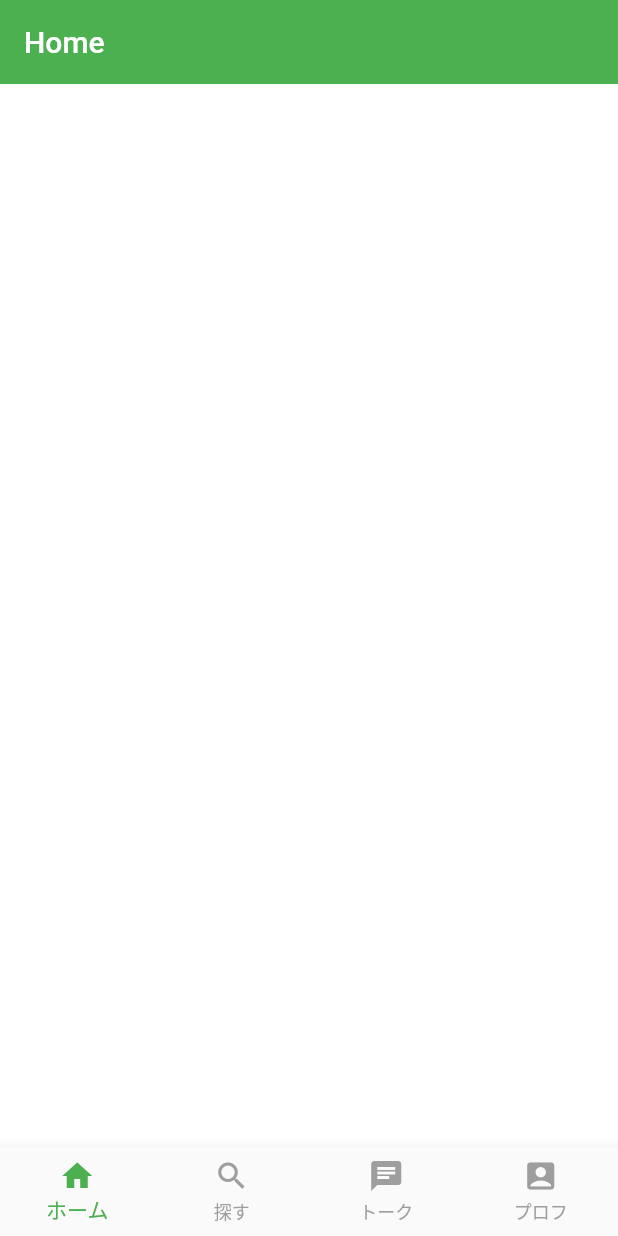
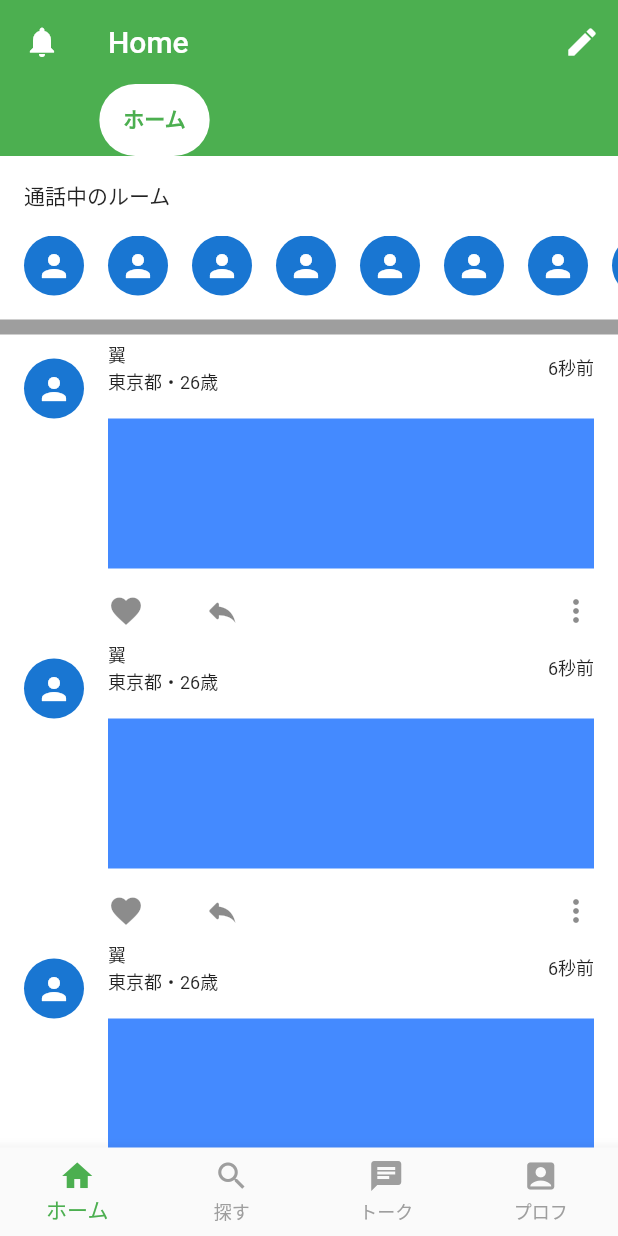
Before and after one commit to tttuuu1234/chat_sample, a Flutter app: the screen it shows after launch, on a phone screen of 412 x 824 dp. Run offline on Flutter 3.47's test engine with Material 2 defaults, Android fonts, the phone set to English and light mode, and no system bars; our stand-ins replace dotted_border, flutter_riverpod, freezed_annotation.

Commit message:
ホームタブのモック作成

```diff
--- a/lib/ui/components/basic_layout.dart
+++ b/lib/ui/components/basic_layout.dart
@@ -6,13 +6,17 @@ class BasicLayout extends StatelessWidget {
     required this.title,
     required this.body,
     this.isShowAppBar = true,
+    this.leading,
     this.actions,
+    this.bottom,
   }) : super(key: key);
 
   final String title;
   final List<Widget>? actions;
   final Widget body;
   final bool isShowAppBar;
+  final Widget? leading;
+  final PreferredSizeWidget? bottom;
 
   @override
   Widget build(BuildContext context) {
@@ -21,6 +25,8 @@ class BasicLayout extends StatelessWidget {
           ? AppBar(
               title: Text(title),
               actions: actions,
+              leading: leading,
+              bottom: bottom,
             )
           : null,
       body: SafeArea(child: body),
--- a/lib/ui/pages/home/page.dart
+++ b/lib/ui/pages/home/page.dart
@@ -1,5 +1,8 @@
 import 'package:chat_sample/generated/l10n.dart';
 import 'package:chat_sample/ui/components/basic_layout.dart';
+import 'package:chat_sample/ui/styles/color.dart';
+import 'package:chat_sample/ui/styles/margin.dart';
+import 'package:chat_sample/ui/styles/padding.dart';
 
 import '../../../importer.dart';
 
@@ -8,9 +11,154 @@ class HomePage extends ConsumerWidget {
 
   @override
   Widget build(BuildContext context, WidgetRef ref) {
-    return BasicLayout(
-      title: S.of(context).homeTitle,
-      body: Column(),
+    return DefaultTabController(
+      length: 2,
+      child: BasicLayout(
+        title: S.of(context).homeTitle,
+        actions: [
+          IconButton(
+            onPressed: () {},
+            icon: const Icon(Icons.edit),
+          ),
+        ],
+        leading: IconButton(
+          onPressed: () {},
+          icon: const Icon(Icons.notifications),
+        ),
+        bottom: TabBar(
+          tabs: [
+            Tab(
+              icon: Padding(
+                padding: AppPadding.smallHorizontal,
+                child: const Text(
+                  'ホーム',
+                  style: TextStyle(color: Colors.green),
+                ),
+              ),
+            ),
+            Tab(
+              icon: Padding(
+                padding: AppPadding.smallHorizontal,
+                child: const Text(
+                  'フォロー中',
+                  style: TextStyle(color: Colors.green),
+                ),
+              ),
+            ),
+          ],
+          labelStyle: const TextStyle(fontWeight: FontWeight.bold),
+          indicatorColor: Colors.transparent,
+          indicator: BoxDecoration(
+            color: Colors.white,
+            borderRadius: BorderRadius.circular(24),
+          ),
+          indicatorSize: TabBarIndicatorSize.label,
+        ),
+        body: TabBarView(
+          children: [
+            Scrollbar(
+              child: SingleChildScrollView(
+                child: Padding(
+                  padding: AppPadding.smallVertical,
+                  child: Column(
+                    children: [
+                      Column(
+                        crossAxisAlignment: CrossAxisAlignment.start,
+                        children: [
+                          Container(
+                            margin: const EdgeInsets.only(left: 16),
+                            child: const Text('通話中のルーム'),
+                          ),
+                          AppVerticalMargin.small,
+                          SingleChildScrollView(
+                            scrollDirection: Axis.horizontal,
+                            child: Row(
+                              children: List.generate(
+                                20,
+                                (index) => Container(
+                                  margin: const EdgeInsets.only(left: 16),
+                                  child: const CircleAvatar(
+                                    child: Icon(Icons.person),
+                                  ),
+                                ),
+                              ),
+                            ),
+                          ),
+                          AppVerticalMargin.small,
+                        ],
+                      ),
+                      Container(
+                        width: double.infinity,
+                        height: 10,
+                        color: AppColor.grey,
+                      ),
+                      Column(
+                        children: List.generate(
+                          20,
+                          (index) => ListTile(
+                            title: Row(
+                              mainAxisAlignment: MainAxisAlignment.spaceBetween,
+                              children: [
+                                Column(
+                                  crossAxisAlignment: CrossAxisAlignment.start,
+                                  children: const [
+                                    Text(
+                                      '翼',
+                                      style: TextStyle(fontSize: 12),
+                                    ),
+                                    Text(
+                                      '東京都・26歳',
+                                      style: TextStyle(fontSize: 12),
+                                    ),
+                                  ],
+                                ),
+                                const Text(
+                                  '6秒前',
+                                  style: TextStyle(fontSize: 12),
+                                ),
+                              ],
+                            ),
+                            leading: const CircleAvatar(
+                              child: Icon(Icons.person),
+                            ),
+                            subtitle: Column(
+                              children: [
+                                Container(
+                                  height: 100,
+                                  margin: const EdgeInsets.only(top: 16),
+                                  color: Colors.blueAccent,
+                                ),
+                                AppVerticalMargin.small,
+                                Row(
+                                  mainAxisAlignment:
+                                      MainAxisAlignment.spaceBetween,
+                                  children: [
+                                    Row(
+                                      children: [
+                                        Icon(Icons.favorite),
+                                        AppHorizontalMargin.xLarge,
+                                        Icon(Icons.reply_rounded)
+                                      ],
+                                    ),
+                                    Icon(Icons.more_vert_sharp),
+                                  ],
+                                )
+                              ],
+                            ),
+                          ),
+                        ),
+                      ),
+                    ],
+                  ),
+                ),
+              ),
+            ),
+            Column(
+              children: const [],
+            ),
+          ],
+        ),
+      ),
     );
   }
 }
```
